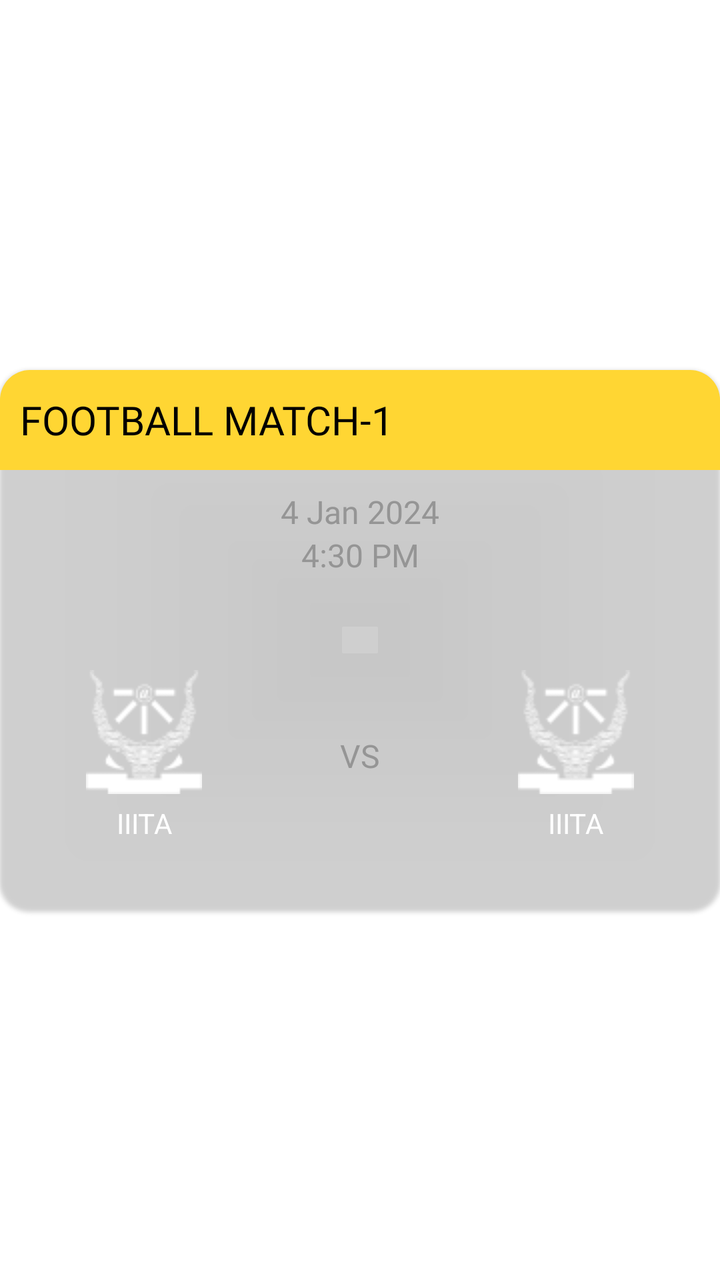
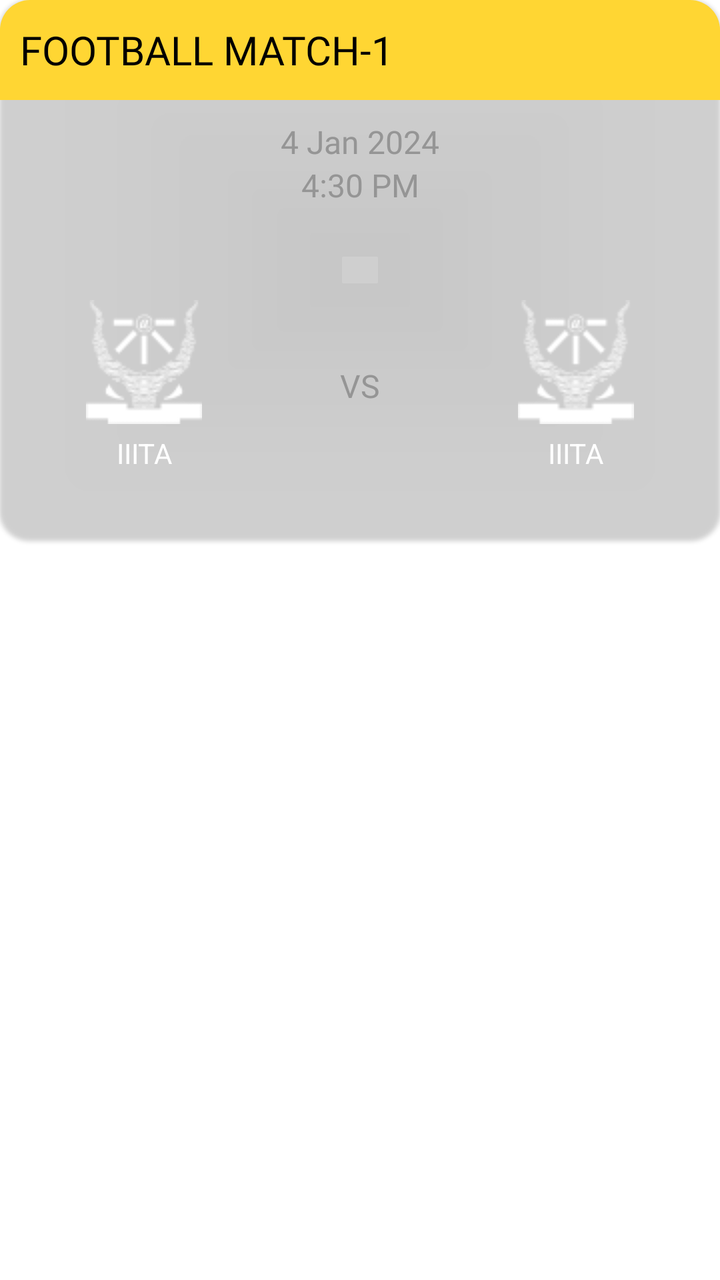

An Android layout rendered at two revisions. The XML below is the earlier revision; the diff shows what the commit changed to produce the second picture.
<!-- AndroidManifest.xml: application theme Theme.NavigationDrawer -->
<!-- res/layout/schedule_layout.xml -->
<?xml version="1.0" encoding="utf-8"?>
<androidx.constraintlayout.widget.ConstraintLayout xmlns:android="http://schemas.android.com/apk/res/android"
    xmlns:app="http://schemas.android.com/apk/res-auto"
    android:layout_width="match_parent"
    android:layout_height="wrap_content">

    <androidx.cardview.widget.CardView
        android:layout_width="0dp"
        android:layout_height="270dp"
        android:orientation="vertical"
        app:cardElevation="1dp"
        app:cardBackgroundColor="@drawable/match_card"
        app:cardCornerRadius="15dp"
        app:layout_constraintBottom_toBottomOf="parent"
        app:layout_constraintEnd_toEndOf="parent"
        app:layout_constraintStart_toStartOf="parent"
        app:layout_constraintTop_toTopOf="parent">

        <LinearLayout
            android:layout_width="match_parent"
            android:layout_height="50dp"
            android:background="#FFD633"
            android:orientation="horizontal"
            android:padding="10dp"
            android:weightSum="1">

            <TextView
                android:id="@+id/matchName"
                android:layout_width="0dp"
                android:layout_height="wrap_content"
                android:layout_gravity="center_vertical"
                android:layout_weight="0.8"
                android:fontFamily="@font/poppins_semibold"
                android:text="Football match-1"
                android:textAllCaps="true"
                android:textColor="@color/black"
                android:textSize="20sp" />

            <com.airbnb.lottie.LottieAnimationView
                android:id="@+id/liveLottie"
                android:layout_width="0dp"
                android:layout_height="wrap_content"
                android:layout_gravity="center_vertical|end"
                android:layout_weight="0.2"
                android:visibility="invisible"
                app:lottie_autoPlay="true"
                app:lottie_loop="true"
                app:lottie_rawRes="@raw/live" />
        </LinearLayout>

        <LinearLayout
            android:layout_width="match_parent"
            android:layout_height="wrap_content"
            android:layout_marginTop="60dp"
            android:orientation="vertical">

            <TextView
                android:id="@+id/date"
                android:layout_width="match_parent"
                android:layout_height="wrap_content"
                android:fontFamily="@font/poppins_medium"
                android:gravity="center"
                android:text="4 Jan 2024"
                android:textColor="#959595"
                android:textSize="16sp" />

            <TextView
                android:id="@+id/time"
                android:layout_width="match_parent"
                android:layout_height="wrap_content"
                android:fontFamily="@font/poppins_medium"
                android:gravity="center"
                android:text="4:30 PM"
                android:textColor="#959595"
                android:textSize="16sp" />
        </LinearLayout>

        <LinearLayout
            android:layout_width="match_parent"
            android:layout_height="wrap_content"
            android:layout_marginTop="150dp"
            android:orientation="horizontal"
            android:weightSum="1">

            <LinearLayout
                android:layout_width="0dp"
                android:layout_height="wrap_content"
                android:layout_weight="0.4"
                android:orientation="vertical">

                <ImageView
                    android:id="@+id/clgImg1"
                    android:layout_width="match_parent"
                    android:layout_height="wrap_content"
                    android:src="@drawable/iiita" />

                <TextView
                    android:id="@+id/clgName1"
                    android:layout_width="match_parent"
                    android:layout_height="wrap_content"
                    android:layout_marginTop="5dp"
                    android:gravity="center"
                    android:text="IIITA"
                    android:textAllCaps="true"
                    android:textColor="@color/white" />
            </LinearLayout>


            <TextView
                android:layout_width="0dp"
                android:layout_height="wrap_content"
                android:layout_gravity="center_vertical"
                android:layout_weight="0.2"
                android:fontFamily="@font/poppins_medium"
                android:gravity="center"
                android:text="VS"
                android:textColor="#959595"
                android:textSize="16sp" />

            <LinearLayout
                android:layout_width="0dp"
                android:layout_height="wrap_content"
                android:layout_weight="0.4"
                android:orientation="vertical">

                <ImageView
                    android:id="@+id/clgImg2"
                    android:layout_width="match_parent"
                    android:layout_height="wrap_content"
                    android:src="@drawable/iiita" />

                <TextView
                    android:id="@+id/clgName2"
                    android:layout_width="match_parent"
                    android:layout_height="wrap_content"
                    android:layout_marginTop="5dp"
                    android:gravity="center"
                    android:text="IIITA"
                    android:textAllCaps="true"
                    android:textColor="@color/white" />
            </LinearLayout>

        </LinearLayout>


    </androidx.cardview.widget.CardView>

</androidx.constraintlayout.widget.ConstraintLayout>
<!-- resources referenced by this layout -->
<resources>
  <color name="black">#FF000000</color>
  <color name="white">#FFFFFFFF</color>
  <!-- drawable iiita: png bitmap (drawable, 3166 bytes) -->
  <!-- drawable match_card (drawable) -->
  <?xml version="1.0" encoding="utf-8"?>
  <shape xmlns:android="http://schemas.android.com/apk/res/android">
      <gradient
          android:angle="180"
          android:endColor="#242424"
          android:startColor="#363636" />
  </shape>
  <style name="Theme.NavigationDrawer" parent="Theme.MaterialComponents.DayNight.NoActionBar">
          
          <item name="colorPrimary">#FFECA1</item>
          
      </style>
</resources>

<!-- the commit's change to res/layout/schedule_layout.xml (unified diff, before → after) -->
@@ -2,19 +2,18 @@
 <androidx.constraintlayout.widget.ConstraintLayout xmlns:android="http://schemas.android.com/apk/res/android"
     xmlns:app="http://schemas.android.com/apk/res-auto"
     android:layout_width="match_parent"
-    android:layout_height="wrap_content">
+    android:layout_height="wrap_content"
+    android:layout_marginVertical="10dp">
 
     <androidx.cardview.widget.CardView
         android:layout_width="0dp"
         android:layout_height="270dp"
         android:orientation="vertical"
-        app:cardElevation="1dp"
         app:cardBackgroundColor="@drawable/match_card"
         app:cardCornerRadius="15dp"
-        app:layout_constraintBottom_toBottomOf="parent"
+        app:cardElevation="1dp"
         app:layout_constraintEnd_toEndOf="parent"
-        app:layout_constraintStart_toStartOf="parent"
-        app:layout_constraintTop_toTopOf="parent">
+        app:layout_constraintStart_toStartOf="parent">
 
         <LinearLayout
             android:layout_width="match_parent"
